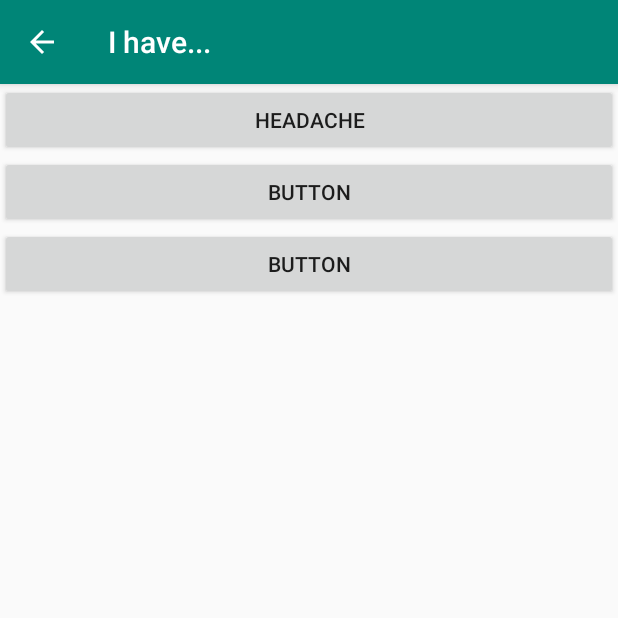
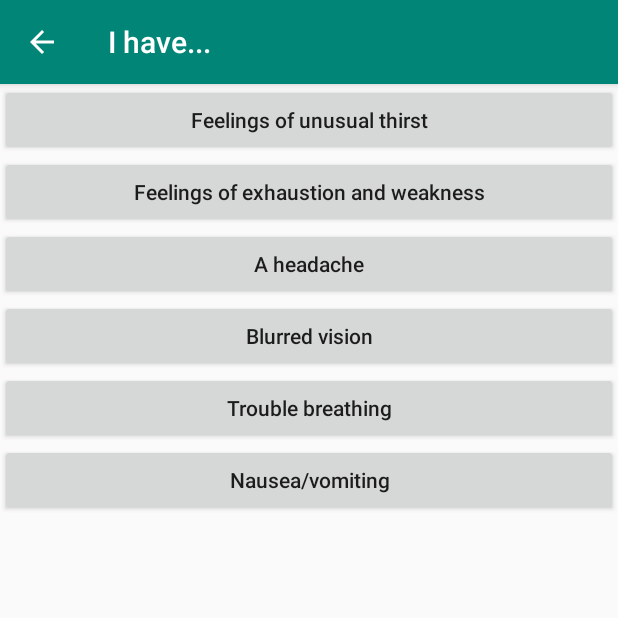
Before and after one commit to WorldofKerry/Medicare, an Android app: the SymptomsActivity screen opened directly, with no data from a screen before it, on a phone screen of 412 x 824 dp, the top half of it. Run offline under Robolectric (Android 15) with nearby library versions, the phone set to English and light mode, and no system bars.

Commit message:
Added extra symptoms

```diff
--- a/app/src/main/java/com/example/recyclerviewintablayout/SymptomsActivity.java
+++ b/app/src/main/java/com/example/recyclerviewintablayout/SymptomsActivity.java
@@ -19,8 +19,8 @@ public class SymptomsActivity extends AppCompatActivity {
         getSupportActionBar().setTitle("I have...");
         getSupportActionBar().setDisplayHomeAsUpEnabled(true);
 
-        Button button = findViewById(R.id.buttonHeadache);
-        button.setOnClickListener(new View.OnClickListener()      {
+        Button buttonHeadache = findViewById(R.id.buttonAHeadache);
+        buttonHeadache.setOnClickListener(new View.OnClickListener()      {
             @Override
             public void onClick(View v) {
                 Intent intent = new Intent(v.getContext(), AddSymptomActivity.class);
--- /dev/null
+++ b/app/src/main/res/drawable/ic_check_circle_black_24dp.xml
@@ -0,0 +1,5 @@
+<vector android:height="50dp" android:tint="#939393"
+    android:viewportHeight="24.0" android:viewportWidth="24.0"
+    android:width="50dp" xmlns:android="http://schemas.android.com/apk/res/android">
+    <path android:fillColor="#FF000000" android:pathData="M12,2C6.48,2 2,6.48 2,12s4.48,10 10,10 10,-4.48 10,-10S17.52,2 12,2zM10,17l-5,-5 1.41,-1.41L10,14.17l7.59,-7.59L19,8l-9,9z"/>
+</vector>
--- a/app/src/main/res/layout/activity_main.xml
+++ b/app/src/main/res/layout/activity_main.xml
@@ -58,12 +58,11 @@
         <com.getbase.floatingactionbutton.FloatingActionButton
             android:layout_width="wrap_content"
             android:layout_height="wrap_content"
-            app:fab_colorNormal="@color/colorPrimary"
+            app:fab_colorNormal="@color/colorWhite"
             app:fab_colorPressed="@color/colorPrimaryDark"
             app:fab_size="mini"
-            app:fab_icon="@drawable/ic_add_pink"
-            android:id="@+id/fab_action1"
-            app:fab_title="Fab Action 1" />
+            app:fab_icon="@drawable/ic_check_circle_black_24dp"
+            android:id="@+id/fab_action1"/>
 
         <com.getbase.floatingactionbutton.FloatingActionButton
             android:layout_width="wrap_content"
--- a/app/src/main/res/layout/activity_symptoms.xml
+++ b/app/src/main/res/layout/activity_symptoms.xml
@@ -13,23 +13,46 @@
         android:orientation="vertical" >
 
         <Button
-            android:id="@+id/buttonHeadache"
+            android:id="@+id/buttonFeelingsOfUnusualThirst"
+            android:textAllCaps="false"
             android:layout_width="match_parent"
             android:layout_height="wrap_content"
-            android:text="@string/headache"
-            />
+            android:text="Feelings of unusual thirst" />
 
         <Button
-            android:id="@+id/button2"
+            android:id="@+id/buttonFeelingsOfExhaustionAndWeakness"
+            android:textAllCaps="false"
             android:layout_width="match_parent"
             android:layout_height="wrap_content"
-            android:text="@string/temp_placeholder_button" />
+            android:text="Feelings of exhaustion and weakness" />
 
         <Button
-            android:id="@+id/button3"
+            android:id="@+id/buttonAHeadache"
             android:layout_width="match_parent"
             android:layout_height="wrap_content"
-            android:text="@string/temp_placeholder_button" />
+            android:text="A headache"
+            android:textAllCaps="false" />
+
+        <Button
+            android:id="@+id/buttonBlurredVision"
+            android:layout_width="match_parent"
+            android:layout_height="wrap_content"
+            android:text="Blurred vision"
+            android:textAllCaps="false" />
+
+        <Button
+            android:id="@+id/buttonTroubleBreathing"
+            android:layout_width="match_parent"
+            android:layout_height="wrap_content"
+            android:text="Trouble breathing"
+            android:textAllCaps="false" />
+
+        <Button
+            android:id="@+id/buttonNauseaVomiting"
+            android:layout_width="match_parent"
+            android:layout_height="wrap_content"
+            android:text="Nausea/vomiting"
+            android:textAllCaps="false" />
     </LinearLayout>
 
 
--- a/app/src/main/res/values/colors.xml
+++ b/app/src/main/res/values/colors.xml
@@ -4,4 +4,5 @@
     <color name="colorPrimaryDark">#00574B</color>
     <color name="colorAccent">#D81B60</color>
     <color name="backgroundfragment">#868686</color>
+    <color name="colorWhite">#FFFFFF</color>
 </resources>
```
